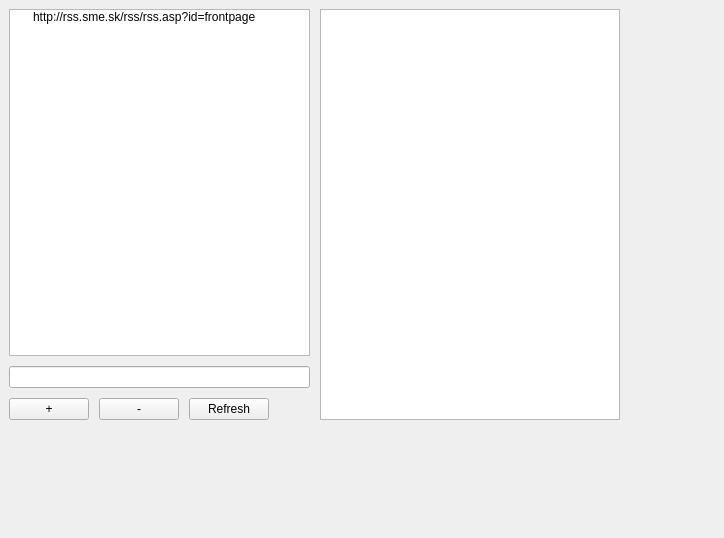
Above: rss/rss.ui from elanius/rss before the change. Below: the same form after it.
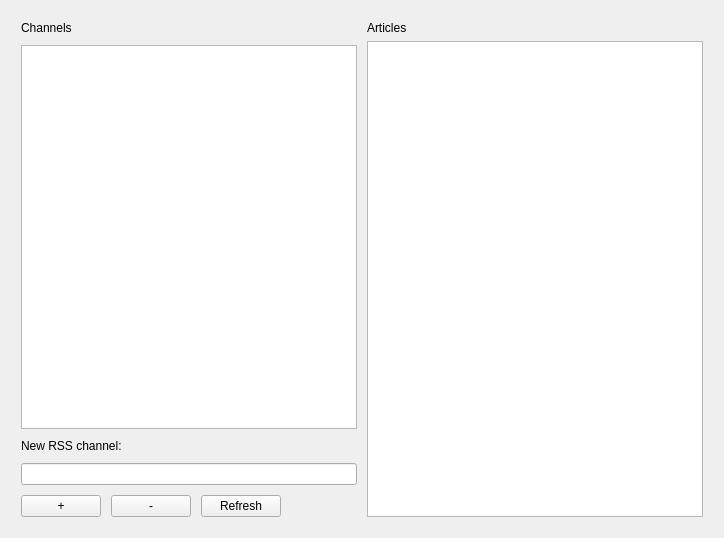
That is the form after the change.

What changed in the file:
```diff
--- a/rss/rss.ui
+++ b/rss/rss.ui
@@ -14,15 +14,14 @@
    <string>rss</string>
   </property>
   <widget class="QWidget" name="centralWidget">
-   <widget class="QWidget" name="horizontalLayoutWidget">
-    <property name="geometry">
-     <rect>
-      <x>-1</x>
-      <y>-1</y>
-      <width>631</width>
-      <height>431</height>
-     </rect>
-    </property>
+   <property name="maximumSize">
+    <size>
+     <width>724</width>
+     <height>16777215</height>
+    </size>
+   </property>
+   <layout class="QVBoxLayout" name="verticalLayout_4">
+    <item>
     <layout class="QHBoxLayout" name="horizontalLayout">
      <property name="spacing">
       <number>10</number>
@@ -51,20 +50,20 @@
         <enum>QLayout::SetDefaultConstraint</enum>
        </property>
        <item>
-        <widget class="QTreeWidget" name="treeWidget">
-         <attribute name="headerVisible">
-          <bool>false</bool>
-         </attribute>
-         <column>
+         <widget class="QLabel" name="label_2">
           <property name="text">
-           <string>default</string>
+           <string>Channels</string>
           </property>
-         </column>
+         </widget>
+        </item>
          <item>
+         <widget class="QListWidget" name="lChannels"/>
+        </item>
+        <item>
+         <widget class="QLabel" name="label">
           <property name="text">
-           <string>http://rss.sme.sk/rss/rss.asp?id=frontpage</string>
+           <string>New RSS channel:</string>
           </property>
-         </item>
         </widget>
        </item>
        <item>
@@ -117,10 +116,26 @@
       </layout>
      </item>
      <item>
-      <widget class="QPlainTextEdit" name="plainTextEdit"/>
-     </item>
-    </layout>
-   </widget>
+       <layout class="QVBoxLayout" name="verticalLayout_2">
+        <item>
+         <widget class="QLabel" name="label_3">
+          <property name="text">
+           <string>Articles</string>
+          </property>
+         </widget>
+        </item>
+        <item>
+         <widget class="QListWidget" name="lArticles">
+          <property name="resizeMode">
+           <enum>QListView::Adjust</enum>
+          </property>
+         </widget>
+        </item>
+       </layout>
+      </item>
+     </layout>
+    </item>
+   </layout>
   </widget>
  </widget>
  <layoutdefault spacing="6" margin="11"/>
```
Left out of the diff: 17 changed lines with no effect on the pictures. Lines whose indentation alone changed are shown as unchanged.
